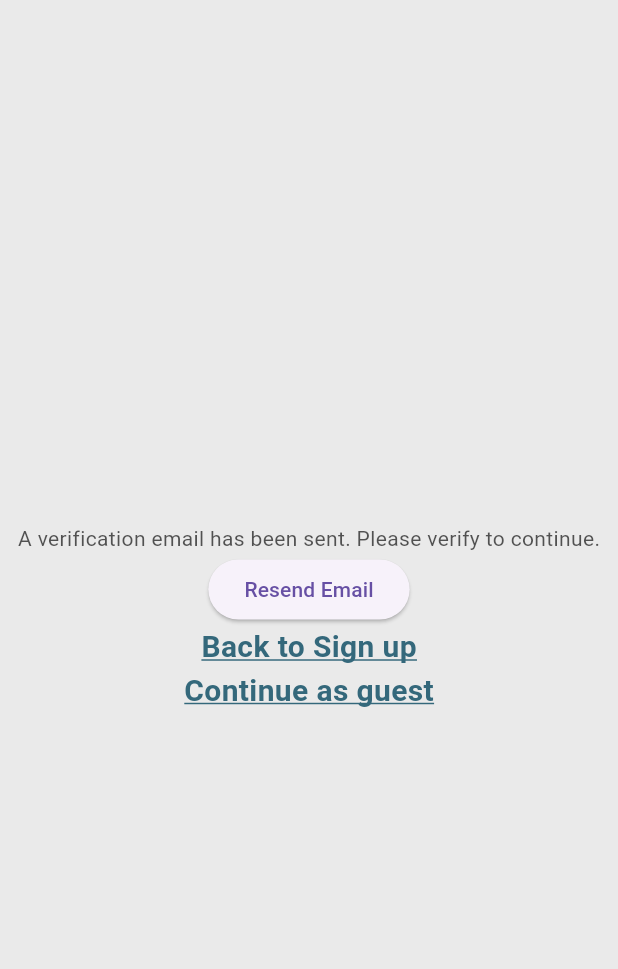
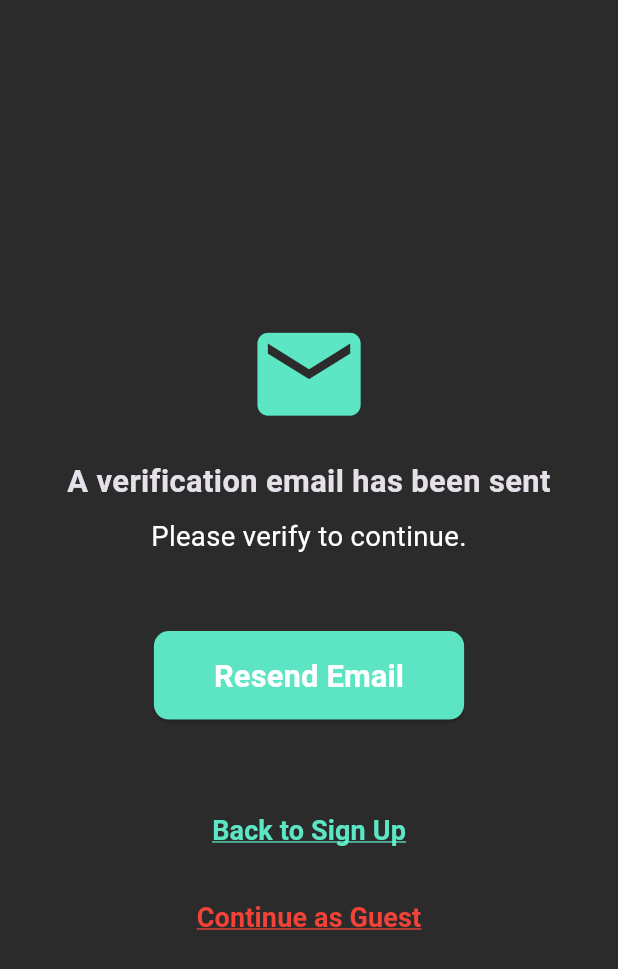
Before and after one commit to Siuumanth/Wordle-Flutter-app, a Flutter app: the VerificationScreen screen opened directly, on a phone screen of 412 x 824 dp. Shown: the top 969 px of the screen. Run offline on Flutter 3.47's test engine with Material 3 defaults, Android fonts, the phone set to English and light mode, and no system bars; our stand-ins replace connectivity_plus, firebase_auth, firebase_core, firebase_database, shared_preferences; accounts and stored records are empty; network calls fail; project files that could hold a hidden picture were left out.

Commit message:
final commit for the day, keyboard inkwell partially fixed, set default theme mode to dark

```diff
--- a/lib/constants/theme.dart
+++ b/lib/constants/theme.dart
@@ -44,7 +44,7 @@ final ThemeData darkTheme = ThemeData(
 //import 'package:flutter/material.dart';
 
 class ThemeProvider extends ChangeNotifier {
-  ThemeMode _themeMode = ThemeMode.system;
+  ThemeMode _themeMode = ThemeMode.dark;
 
   ThemeMode get themeMode => _themeMode;
 
@@ -54,7 +54,7 @@ class ThemeProvider extends ChangeNotifier {
 
   Future<void> _loadTheme() async {
     final prefs = await SharedPreferences.getInstance();
-    final isDarkMode = prefs.getBool('isDarkMode') ?? false;
+    final isDarkMode = prefs.getBool('isDarkMode') ?? true;
     _themeMode = isDarkMode ? ThemeMode.dark : ThemeMode.light;
     notifyListeners();
   }
--- a/lib/screens/login/Verify.dart
+++ b/lib/screens/login/Verify.dart
@@ -20,6 +20,7 @@ class _VerificationScreenState extends State<VerificationScreen> {
   @override
   void initState() {
     super.initState();
+    // Logic remains unchanged
     _auth.sendEmailVerificationLink();
 
     // Set a delay to delete the user if email is not verified
@@ -61,60 +62,115 @@ class _VerificationScreenState extends State<VerificationScreen> {
 
   @override
   Widget build(BuildContext context) {
+    double screenH = MediaQuery.of(context).size.height;
+
     return Scaffold(
       body: Center(
+        child: Padding(
+          padding: const EdgeInsets.symmetric(horizontal: 20),
           child: Column(
             mainAxisAlignment: MainAxisAlignment.center,
             children: [
-            const Text(
-              "A verification email has been sent. Please verify to continue.",
+              Container(
+                decoration: BoxDecoration(
+                  borderRadius: BorderRadius.circular(15),
                 ),
+                padding: const EdgeInsets.all(20),
+                child: Column(
+                  children: [
+                    Icon(
+                      Icons.email,
+                      size: screenH / 10,
+                      color: Theme.of(context).unselectedWidgetColor,
+                    ),
+                    const SizedBox(height: 15),
+                    Text(
+                      "A verification email has been sent",
+                      style: TextStyle(
+                        color: Theme.of(context).textTheme.titleMedium!.color!,
+                        fontSize: screenH / 40,
+                        fontWeight: FontWeight.bold,
+                      ),
+                      textAlign: TextAlign.center,
+                    ),
+                    const SizedBox(height: 10),
+                    Text(
+                      "Please verify to continue.",
+                      style: TextStyle(
+                        color: Theme.of(context).textTheme.bodyMedium!.color!,
+                        fontSize: screenH / 45,
+                      ),
+                      textAlign: TextAlign.center,
+                    ),
+                  ],
+                ),
+              ),
+              const SizedBox(height: 30),
               ElevatedButton(
                 onPressed: () async {
                   _auth.sendEmailVerificationLink();
                 },
-              child: const Text("Resend Email"),
+                style: ElevatedButton.styleFrom(
+                  backgroundColor: Theme.of(context).unselectedWidgetColor,
+                  foregroundColor: Colors.white,
+                  shape: RoundedRectangleBorder(
+                    borderRadius: BorderRadius.circular(10),
                   ),
-            GestureDetector(
-              onTap: () async {
-                // Delete user before navigating back to SignUp
+                  padding:
+                      const EdgeInsets.symmetric(horizontal: 40, vertical: 15),
+                ),
+                child: Text(
+                  "Resend Email",
+                  style: TextStyle(
+                      fontSize: screenH / 40, fontWeight: FontWeight.w600),
+                ),
+              ),
+              const SizedBox(height: 50),
+              TextButton(
+                onPressed: () async {
                   await deleteUserAndNavigate();
                   Navigator.pushReplacement(
                     context,
                     MaterialPageRoute(builder: (context) => const SignUp()),
                   );
                 },
-              child: const Text(
-                "Back to Sign up",
+                style: TextButton.styleFrom(
+                  foregroundColor: Theme.of(context).unselectedWidgetColor,
+                ),
+                child: Text(
+                  "Back to Sign Up",
                   style: TextStyle(
-                    fontSize: 20,
-                    fontWeight: FontWeight.bold,
-                    color: darktheme,
+                      fontSize: 18,
+                      fontWeight: FontWeight.w600,
                       decoration: TextDecoration.underline,
-                    decorationColor: darktheme),
+                      decorationColor: Theme.of(context).unselectedWidgetColor),
                 ),
               ),
-            GestureDetector(
-              onTap: () async {
+              const SizedBox(height: 10),
+              TextButton(
+                onPressed: () async {
                   await deleteUserAndNavigate();
                   Navigator.pushReplacement(
                     context,
                     MaterialPageRoute(builder: (context) => const Wrapper()),
                   );
                 },
+                style: TextButton.styleFrom(
+                  foregroundColor: red,
+                ),
                 child: const Text(
-                "Continue as guest",
+                  "Continue as Guest",
                   style: TextStyle(
-                    fontSize: 20,
-                    fontWeight: FontWeight.bold,
-                    color: darktheme,
+                      fontSize: 18,
+                      fontWeight: FontWeight.w600,
                       decoration: TextDecoration.underline,
-                    decorationColor: darktheme),
+                      decorationColor: red),
                 ),
               ),
             ],
           ),
         ),
+      ),
     );
   }
 }
--- a/lib/util/keyboard.dart
+++ b/lib/util/keyboard.dart
@@ -165,9 +165,8 @@ class _ButtonBoxState extends State<ButtonBox> {
           color: keyTextColor),
     );
 
-    return Container(
+    return Material(
       color: Theme.of(context).scaffoldBackgroundColor,
-      margin: const EdgeInsets.symmetric(vertical: 0),
       child: InkWell(
         onTap: () {
           if (!isFiveDone()) {
@@ -179,8 +178,7 @@ class _ButtonBoxState extends State<ButtonBox> {
           } else {
             widget.fiveDone(widget.ch);
           }
-        }, // Change here
-
+        },
         child: Container(
           decoration: BoxDecoration(
             borderRadius: BorderRadius.circular(4),
@@ -191,11 +189,12 @@ class _ButtonBoxState extends State<ButtonBox> {
           height: widget.keyHeight,
           margin: EdgeInsets.all(widget.screenWidth / 140),
           child: Center(
-              child: widget.ch != 'Backspace'
-                  ? text
-                  : const Icon(
-                      Icons.backspace,
-                    )),
+            child: widget.ch != 'Backspace'
+                ? text
+                : const Icon(
+                    Icons.backspace,
+                  ),
+          ),
         ),
       ),
     );
--- a/lib/wrapper.dart
+++ b/lib/wrapper.dart
@@ -100,7 +100,7 @@ class _WrapperState extends State<Wrapper> {
                   return const HomeScreen();
                 } else {
                   if (trackerStatusGot == false) {
-                    return const CircularProgressIndicator();
+                    return const Center(child: CircularProgressIndicator());
                   }
                   return const ProfilePicker();
                 }
```
Lines whose indentation alone changed are shown as unchanged.
